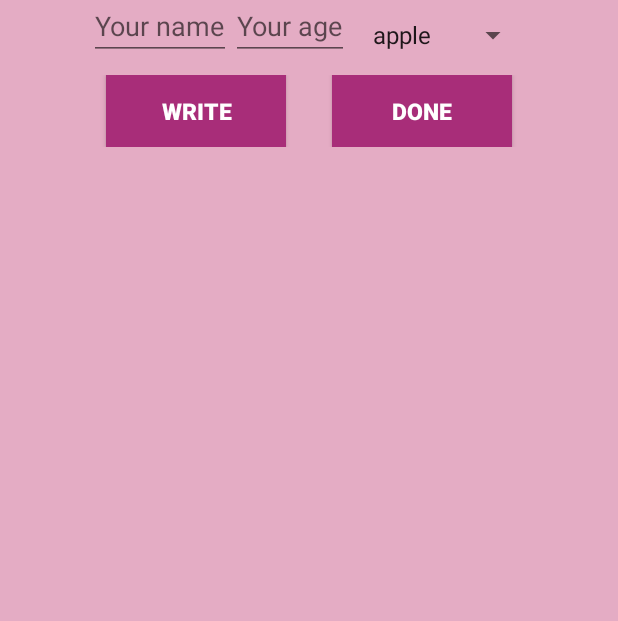
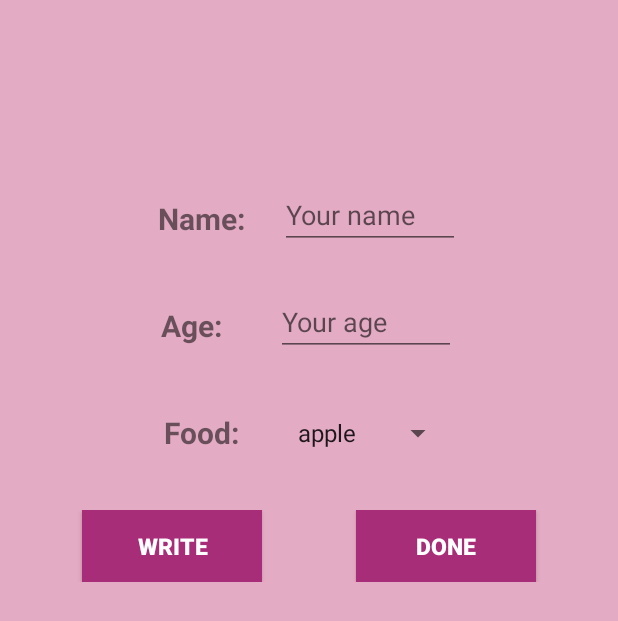
Before and after one commit to lxy0425/UIAssignment2, an Android app: the screen it shows after launch (MainActivity), after a tap on "ENTERNAMES", on a phone screen of 412 x 824 dp. Shown: the top 621 px of the screen. Run offline under Robolectric (Android 15) with nearby library versions, the phone set to English and light mode, and no system bars.

Commit message:
Version 2.2
adjust the positions of widgets

```diff
--- a/app/src/main/res/layout/enter.xml
+++ b/app/src/main/res/layout/enter.xml
@@ -13,38 +13,71 @@
             android:layout_width="match_parent"
             android:layout_height="wrap_content"
             android:orientation="horizontal"
-            android:gravity="center_horizontal">
-
+            android:gravity="center"
+            android:layout_marginTop="20mm">
+            <TextView
+                android:layout_width="wrap_content"
+                android:layout_height="wrap_content"
+                android:text="Name: "
+                android:textSize="20dp"
+                android:textStyle="bold"
+                android:layout_marginRight="3mm"/>
             <EditText
                 android:hint="Your name"
-                android:layout_width="wrap_content"
+                android:layout_width="120sp"
                 android:layout_height="40sp"
                 android:id="@+id/name"/>
-
-            <EditText
-                android:hint="Your age"
-                android:layout_width="wrap_content"
-                android:layout_height="40sp"
-                android:id="@+id/age"/>
-
-            <Spinner
-                android:layout_width="120sp"
-                android:layout_height="40sp"
-                android:id="@+id/food"/>
-
         </LinearLayout>
         <LinearLayout
             android:layout_width="match_parent"
             android:layout_height="wrap_content"
             android:orientation="horizontal"
-            android:layout_marginTop="10sp"
+            android:gravity="center"
+            android:layout_marginTop="5mm">
+            <TextView
+                android:layout_width="wrap_content"
+                android:layout_height="wrap_content"
+                android:text="Age: "
+                android:textSize="20dp"
+                android:textStyle="bold"
+                android:layout_marginRight="3mm"/>
+            <EditText
+                android:hint="Your age"
+                android:layout_width="120sp"
+                android:layout_height="40sp"
+                android:id="@+id/age"
+                android:layout_marginLeft="2mm"/>
+            </LinearLayout>
+        <LinearLayout
+            android:layout_width="match_parent"
+            android:layout_height="wrap_content"
+            android:orientation="horizontal"
+            android:gravity="center"
+            android:layout_marginTop="5mm">
+            <TextView
+                android:layout_width="wrap_content"
+                android:layout_height="wrap_content"
+                android:text="Food: "
+                android:textSize="20dp"
+                android:textStyle="bold"
+                android:layout_marginRight="3mm"/>
+            <Spinner
+                android:layout_width="120sp"
+                android:layout_height="40sp"
+                android:id="@+id/food"/>
+        </LinearLayout>
+        <LinearLayout
+            android:layout_width="match_parent"
+            android:layout_height="wrap_content"
+            android:orientation="horizontal"
+            android:layout_marginTop="5mm"
             android:gravity="center_horizontal">
             <Button
                 android:layout_width="120sp"
                 android:layout_height="wrap_content"
                 android:text="Write"
                 android:id="@+id/write_button"
-                android:layout_marginRight="15sp"
+                android:layout_marginRight="5mm"
                 android:background="#ffa82d79"
                 android:textColor="#FFFFFF"
                 android:textStyle="bold"
@@ -59,7 +92,7 @@
                 android:textColor="#FFFFFF"
                 android:textStyle="bold"
                 android:textSize="15dp"
-                android:layout_marginLeft="15sp"/>
+                android:layout_marginLeft="5mm"/>
             </LinearLayout>
     </LinearLayout>
 
--- a/app/src/main/res/layout/store.xml
+++ b/app/src/main/res/layout/store.xml
@@ -4,16 +4,29 @@
     android:layout_height="match_parent"
     android:orientation="vertical"
     android:background="#ffe4acc4">
-    <EditText
+    <LinearLayout
         android:layout_width="match_parent"
         android:layout_height="wrap_content"
-        android:hint="Enter the file's name"
-        android:id="@+id/text_store"/>
+        android:orientation="horizontal"
+        android:layout_marginTop="30mm"
+        android:gravity="center">
+        <TextView
+            android:layout_width="wrap_content"
+            android:layout_height="30sp"
+            android:textSize="20dp"
+            android:textStyle="bold"
+            android:text="The name of file: "/>
+        <EditText
+            android:layout_width="180sp"
+            android:layout_height="wrap_content"
+            android:hint="Enter the file's name"
+            android:id="@+id/text_store"/>
+        </LinearLayout>
     <LinearLayout
         android:layout_width="match_parent"
         android:layout_height="wrap_content"
         android:gravity="center_horizontal"
-        android:layout_marginTop="10dp">
+        android:layout_marginTop="5mm">
         <Button
             android:layout_width="120sp"
             android:layout_height="wrap_content"
@@ -23,7 +36,7 @@
             android:textColor="#FFFFFF"
             android:textStyle="bold"
             android:textSize="15dp"
-            android:layout_marginRight="15dp"/>
+            android:layout_marginRight="5mm"/>
         <Button
             android:layout_width="120sp"
             android:layout_height="wrap_content"
@@ -33,7 +46,7 @@
             android:textColor="#FFFFFF"
             android:textStyle="bold"
             android:textSize="15dp"
-            android:layout_marginLeft="15dp"/>
+            android:layout_marginLeft="5mm"/>
         </LinearLayout>
 
 
```
Also changed, not shown: 4 other files.
